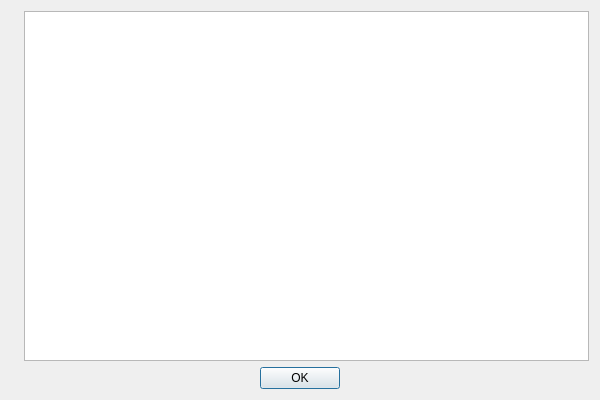
The window that aboutdialog.ui (sa666666/krokcom) describes before a commit, drawn with Qt 5.
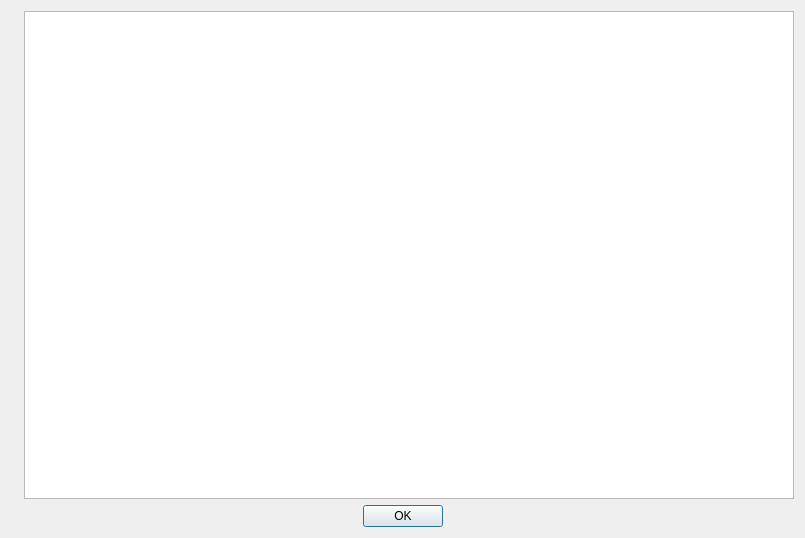
The same window after the commit. Icons and pictures are not drawn.

Diff of the .ui file:
```diff
--- a/aboutdialog.ui
+++ b/aboutdialog.ui
@@ -6,8 +6,8 @@
    <rect>
     <x>0</x>
     <y>0</y>
-    <width>600</width>
-    <height>400</height>
+    <width>805</width>
+    <height>538</height>
    </rect>
   </property>
   <property name="minimumSize">
```
